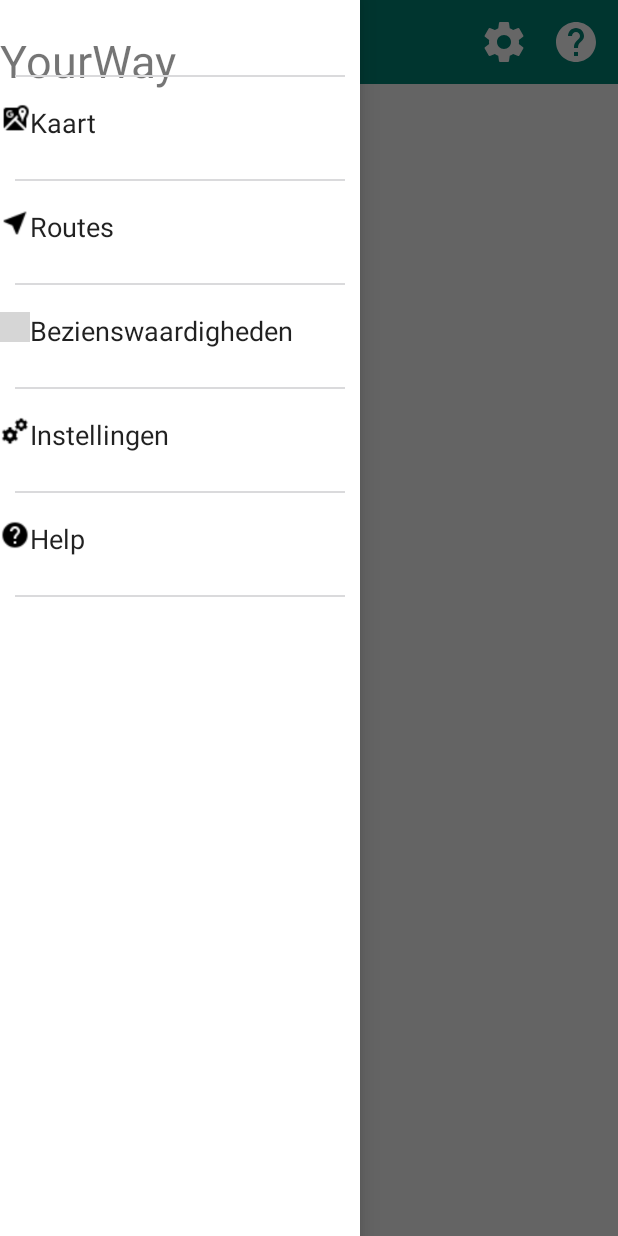
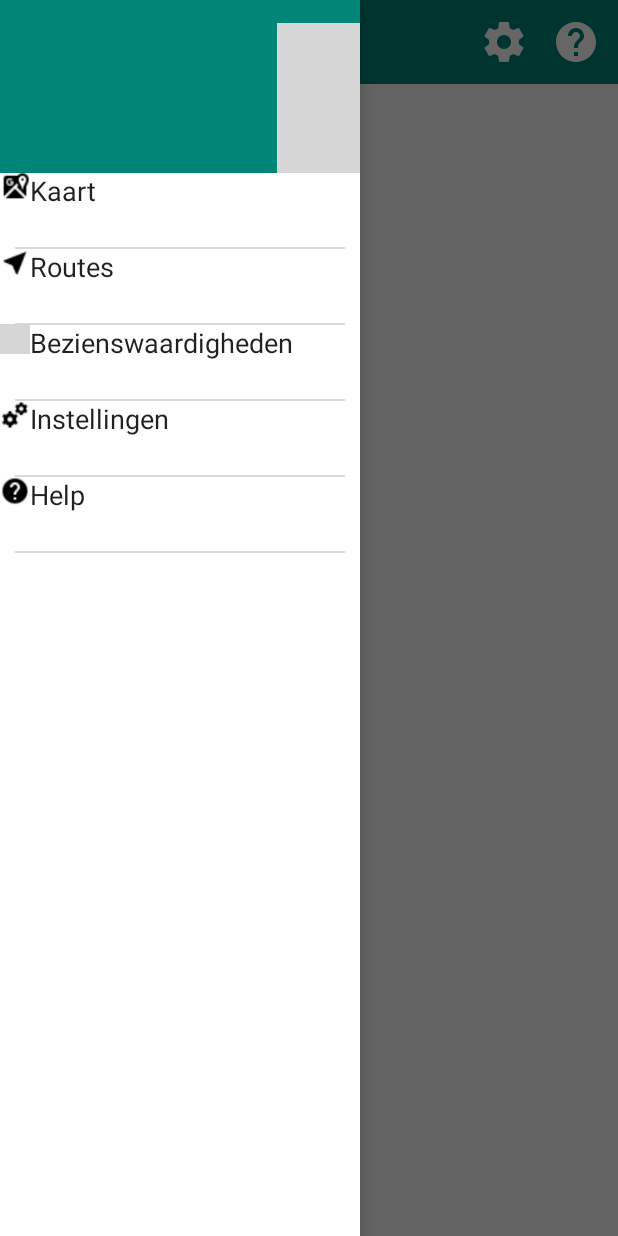
Before and after one commit to dkempen/Avans-Mobile-Guiding-System-YourWay, an Android app: the screen it shows after launch (MainActivity), with the side drawer open, on a phone screen of 412 x 824 dp. Run offline under Robolectric (Android 15) with nearby library versions, the phone set to English and light mode, and no system bars; our stand-ins replace Volley; network calls fail; grey boxes are pictures that could not be loaded.

Commit message:
[Added] header

```diff
--- a/YourWay/src/main/java/com/id/yourway/activities/MainActivity.java
+++ b/YourWay/src/main/java/com/id/yourway/activities/MainActivity.java
@@ -11,6 +11,7 @@ import android.support.v7.app.AppCompatActivity;
 import android.support.v7.widget.Toolbar;
 import android.util.Log;
 import android.view.Gravity;
+import android.view.LayoutInflater;
 import android.view.MenuItem;
 import android.view.View;
 import android.widget.AdapterView;
@@ -115,6 +116,12 @@ public class MainActivity extends AppCompatActivity {
 
         mDrawerToggle.setDrawerIndicatorEnabled(false);
         mDrawerLayout.addDrawerListener(mDrawerToggle);
+        LayoutInflater inflater = getLayoutInflater();
+
+        View listHeaderView = inflater.inflate(R.layout.custom_header,null, false);
+
+        mDrawerList.addHeaderView(listHeaderView);
+
 
         if (savedInstanceState == null) {
             SelectItem(0);
@@ -170,7 +177,6 @@ public class MainActivity extends AppCompatActivity {
     }
 
     private void addItems() {
-        dataList.add(new DrawerItem("My Favorites")); // adding a header to the list
         addDrawer("Kaart", R.drawable.maps);
         addDrawer("Routes", R.drawable.routes);
         addDrawer("Bezienswaardigheden", R.drawable.eye);
--- a/YourWay/src/main/java/com/id/yourway/adapters/CustomDrawerAdapter.java
+++ b/YourWay/src/main/java/com/id/yourway/adapters/CustomDrawerAdapter.java
@@ -47,12 +47,8 @@ public class CustomDrawerAdapter extends ArrayAdapter<DrawerItem> {
 
             view = inflater.inflate(layoutResID, parent, false);
 
-            drawerHolder.headerLayout = (LinearLayout) view
-                    .findViewById(R.id.headerLayout);
-            drawerHolder.itemLayout = (LinearLayout) view
-                    .findViewById(R.id.itemLayout);
-            drawerHolder.ItemName = (TextView) view
-                    .findViewById(R.id.drawer_itemName);
+            drawerHolder.itemLayout = (LinearLayout) view.findViewById(R.id.itemLayout);
+            drawerHolder.ItemName = (TextView) view.findViewById(R.id.drawer_itemName);
             drawerHolder.icon = (ImageView) view.findViewById(R.id.drawer_icon);
 
             view.setTag(drawerHolder);
@@ -65,12 +61,10 @@ public class CustomDrawerAdapter extends ArrayAdapter<DrawerItem> {
         DrawerItem dItem = (DrawerItem) this.drawerItemList.get(position);
 
         if (dItem.getTitle() != null) {
-            drawerHolder.headerLayout.setVisibility(LinearLayout.VISIBLE);
             drawerHolder.itemLayout.setVisibility(LinearLayout.VISIBLE);
 
         } else {
 
-            drawerHolder.headerLayout.setVisibility(LinearLayout.INVISIBLE);
             drawerHolder.itemLayout.setVisibility(LinearLayout.VISIBLE);
 
             drawerHolder.icon.setImageDrawable(view.getResources().getDrawable(
--- a/YourWay/src/main/res/layout/activity_main.xml
+++ b/YourWay/src/main/res/layout/activity_main.xml
@@ -11,6 +11,7 @@
         xmlns:tools="http://schemas.android.com/tools"
         android:layout_width="match_parent"
         android:layout_height="match_parent"
+
         tools:context=".activities.MainActivity">
 
         <include
@@ -33,5 +34,5 @@
         android:choiceMode="singleChoice"
         android:divider="@android:color/transparent"
         android:dividerHeight="0dp"
-        android:background="#ffff"/>
+        android:background="#ffff" />
 </android.support.v4.widget.DrawerLayout>
--- a/YourWay/src/main/res/layout/custom_drawer_item.xml
+++ b/YourWay/src/main/res/layout/custom_drawer_item.xml
@@ -3,25 +3,6 @@
     xmlns:tools="http://schemas.android.com/tools"
     android:layout_width="fill_parent"
     android:layout_height="fill_parent">
-
-    <LinearLayout
-        android:id="@+id/headerLayout"
-        android:layout_width="fill_parent"
-        android:layout_height="50dp"
-        android:layout_marginTop="20dp"
-        android:orientation="vertical">
-
-
-        <TextView
-            android:id="@+id/textView"
-            android:layout_width="match_parent"
-            android:layout_height="match_parent"
-            android:lineSpacingExtra="36sp"
-            android:text="@string/app_name"
-            android:textSize="30sp"
-            tools:layout_editor_absoluteY="20dp" />
-
-    </LinearLayout>
 
     <LinearLayout
         android:id="@+id/itemLayout"
--- /dev/null
+++ b/YourWay/src/main/res/layout/custom_header.xml
@@ -0,0 +1,27 @@
+<?xml version="1.0" encoding="utf-8"?>
+<RelativeLayout xmlns:android="http://schemas.android.com/apk/res/android"
+    xmlns:app="http://schemas.android.com/apk/res-auto"
+    android:layout_width="100dp"
+    android:layout_height="100dp"
+    android:background="@color/colorPrimary">
+
+    <TextView
+        android:id="@+id/profile_name"
+        android:layout_width="wrap_content"
+        android:layout_height="wrap_content"
+        android:layout_alignParentEnd="true"
+        android:layout_marginTop="16dp"
+        android:text="@string/app_name"
+        android:textColor="@color/cardview_dark_background"
+        android:textSize="14sp" />
+
+    <ImageView
+        android:id="@+id/imageView"
+        android:layout_width="100dp"
+        android:layout_height="100dp"
+        android:layout_alignStart="@+id/profile_name"
+        android:layout_alignParentBottom="true"
+        android:layout_marginBottom="15dp"
+        app:srcCompat="@drawable/earth" />
+
+</RelativeLayout>
```
